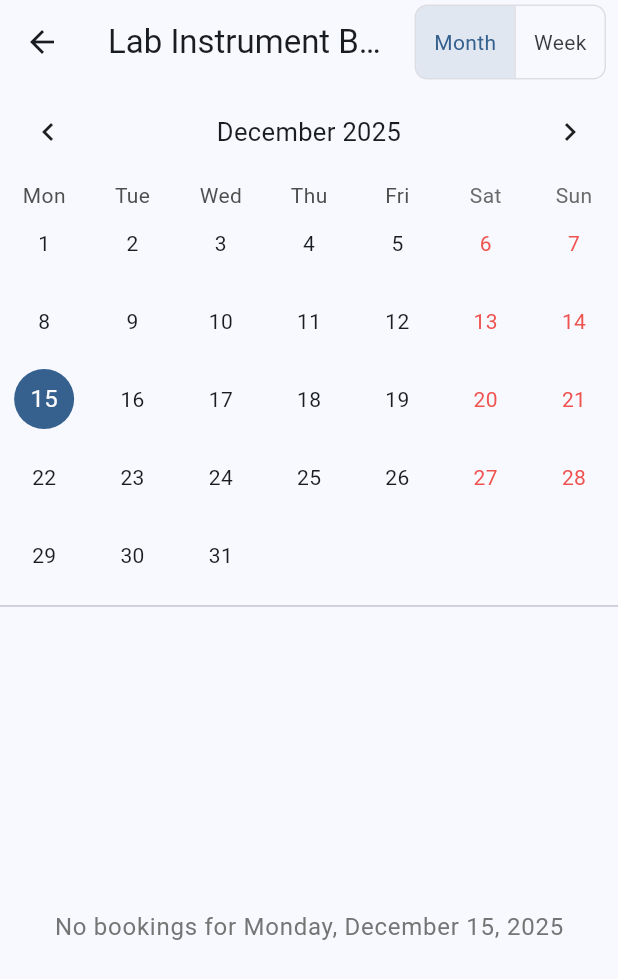
After one commit to Beelzenord/GatewayDesktopJungholm, a Flutter app: the screen it shows once a user with an empty profile is signed in, after a tap on "View Calendar", on a phone screen of 412 x 824 dp. The commit adds this screen. Shown: the top 979 px of the screen. Run offline on Flutter 3.47's test engine with Material 3 defaults, Android fonts, the phone set to English and light mode, and no system bars; drawn by our look-alikes of table_calendar; our stand-ins replace supabase_flutter; missing offline and left inert: window_manager; accounts and stored records are empty.

Commit message:
Add dependencies for intl and table_calendar; implement calendar navigation in HomeScreen

```diff
--- /dev/null
+++ b/lib/models/booking.dart
@@ -0,0 +1,61 @@
+class Booking {
+  final String id;
+  final String userId;
+  final String productId;
+  final String? productName;
+  final DateTime startTime;
+  final DateTime endTime;
+  final String? notes;
+  final String status;
+  final String? bookingReference;
+
+  Booking({
+    required this.id,
+    required this.userId,
+    required this.productId,
+    this.productName,
+    required this.startTime,
+    required this.endTime,
+    this.notes,
+    required this.status,
+    this.bookingReference,
+  });
+
+  factory Booking.fromJson(Map<String, dynamic> json) {
+    // Handle nested products object from Supabase join
+    String? productName;
+    if (json['products'] != null) {
+      if (json['products'] is Map) {
+        productName = json['products']['name'] as String?;
+      } else if (json['products'] is List && json['products'].isNotEmpty) {
+        productName = json['products'][0]['name'] as String?;
+      }
+    }
+
+    return Booking(
+      id: json['id'] as String,
+      userId: json['user_id'] as String,
+      productId: json['product_id'] as String,
+      productName: productName,
+      startTime: DateTime.parse(json['start_time'] as String),
+      endTime: DateTime.parse(json['end_time'] as String),
+      notes: json['notes'] as String?,
+      status: json['status'] as String,
+      bookingReference: json['booking_reference'] as String?,
+    );
+  }
+
+  bool isOnDate(DateTime date) {
+    final startDate = DateTime(startTime.year, startTime.month, startTime.day);
+    final endDate = DateTime(endTime.year, endTime.month, endTime.day);
+    final checkDate = DateTime(date.year, date.month, date.day);
+
+    return checkDate.isAtSameMomentAs(startDate) ||
+        checkDate.isAtSameMomentAs(endDate) ||
+        (checkDate.isAfter(startDate) && checkDate.isBefore(endDate));
+  }
+
+  bool overlapsWith(DateTime start, DateTime end) {
+    return startTime.isBefore(end) && endTime.isAfter(start);
+  }
+}
--- /dev/null
+++ b/lib/screens/calendar_screen.dart
@@ -0,0 +1,304 @@
+import 'dart:io';
+import 'package:flutter/material.dart';
+import 'package:table_calendar/table_calendar.dart';
+import 'package:intl/intl.dart';
+import 'package:window_manager/window_manager.dart';
+import '../services/bookings_service.dart';
+import '../models/booking.dart';
+
+class CalendarScreen extends StatefulWidget {
+  const CalendarScreen({super.key});
+
+  @override
+  State<CalendarScreen> createState() => _CalendarScreenState();
+}
+
+class _CalendarScreenState extends State<CalendarScreen> {
+  final BookingsService _bookingsService = BookingsService();
+
+  CalendarFormat _calendarFormat = CalendarFormat.month;
+  DateTime _focusedDay = DateTime.now();
+  DateTime _selectedDay = DateTime.now();
+  Map<DateTime, List<Booking>> _bookings = {};
+  List<Booking> _selectedBookings = [];
+  bool _isLoading = false;
+
+  @override
+  void initState() {
+    super.initState();
+    _loadBookings();
+  }
+
+  Future<void> _loadBookings() async {
+    setState(() {
+      _isLoading = true;
+    });
+
+    try {
+      DateTime startDate;
+      DateTime endDate;
+
+      if (_calendarFormat == CalendarFormat.month) {
+        // Load bookings for the entire month
+        startDate = DateTime(_focusedDay.year, _focusedDay.month, 1);
+        final nextMonth = DateTime(_focusedDay.year, _focusedDay.month + 1, 1);
+        endDate = nextMonth.subtract(const Duration(days: 1));
+      } else {
+        // Load bookings for the week
+        final weekStart = _focusedDay.subtract(Duration(days: _focusedDay.weekday - 1));
+        startDate = DateTime(weekStart.year, weekStart.month, weekStart.day);
+        endDate = startDate.add(const Duration(days: 6));
+      }
+
+      final bookings = await _bookingsService.getBookings(
+        startDate: startDate,
+        endDate: endDate,
+      );
+
+      // Group bookings by date
+      final Map<DateTime, List<Booking>> groupedBookings = {};
+      for (var booking in bookings) {
+        final date = DateTime(
+          booking.startTime.year,
+          booking.startTime.month,
+          booking.startTime.day,
+        );
+        groupedBookings.putIfAbsent(date, () => []).add(booking);
+      }
+
+      setState(() {
+        _bookings = groupedBookings;
+        _selectedBookings = _getBookingsForDay(_selectedDay);
+        _isLoading = false;
+      });
+    } catch (e) {
+      setState(() {
+        _isLoading = false;
+      });
+      if (mounted) {
+        ScaffoldMessenger.of(context).showSnackBar(
+          SnackBar(
+            content: Text('Error loading bookings: $e'),
+            backgroundColor: Colors.red,
+          ),
+        );
+      }
+    }
+  }
+
+  List<Booking> _getBookingsForDay(DateTime day) {
+    final date = DateTime(day.year, day.month, day.day);
+    return _bookings[date] ?? [];
+  }
+
+  void _onDaySelected(DateTime selectedDay, DateTime focusedDay) {
+    if (!isSameDay(_selectedDay, selectedDay)) {
+      setState(() {
+        _selectedDay = selectedDay;
+        _focusedDay = focusedDay;
+        _selectedBookings = _getBookingsForDay(selectedDay);
+      });
+    }
+  }
+
+  void _onFormatChanged(CalendarFormat format) {
+    setState(() {
+      _calendarFormat = format;
+    });
+    _loadBookings();
+  }
+
+  void _onPageChanged(DateTime focusedDay) {
+    _focusedDay = focusedDay;
+    _loadBookings();
+  }
+
+  @override
+  Widget build(BuildContext context) {
+    return Scaffold(
+      appBar: AppBar(
+        title: const Text('Lab Instrument Bookings'),
+        actions: [
+          // View toggle buttons
+          ToggleButtons(
+            isSelected: [
+              _calendarFormat == CalendarFormat.month,
+              _calendarFormat == CalendarFormat.week,
+            ],
+            onPressed: (index) {
+              setState(() {
+                _calendarFormat = index == 0
+                    ? CalendarFormat.month
+                    : CalendarFormat.week;
+              });
+              _loadBookings();
+            },
+            borderRadius: BorderRadius.circular(8),
+            children: const [
+              Padding(
+                padding: EdgeInsets.symmetric(horizontal: 12),
+                child: Text('Month'),
+              ),
+              Padding(
+                padding: EdgeInsets.symmetric(horizontal: 12),
+                child: Text('Week'),
+              ),
+            ],
+          ),
+          const SizedBox(width: 8),
+          if (Platform.isWindows || Platform.isMacOS || Platform.isLinux)
+            IconButton(
+              icon: const Icon(Icons.close),
+              onPressed: () async {
+                await windowManager.close();
+              },
+              tooltip: 'Close App',
+            ),
+        ],
+      ),
+      body: _isLoading
+          ? const Center(child: CircularProgressIndicator())
+          : Column(
+              children: [
+                // Calendar widget
+                TableCalendar<Booking>(
+                  firstDay: DateTime.utc(2020, 1, 1),
+                  lastDay: DateTime.utc(2030, 12, 31),
+                  focusedDay: _focusedDay,
+                  selectedDayPredicate: (day) => isSameDay(_selectedDay, day),
+                  calendarFormat: _calendarFormat,
+                  eventLoader: _getBookingsForDay,
+                  startingDayOfWeek: StartingDayOfWeek.monday,
+                  calendarStyle: CalendarStyle(
+                    outsideDaysVisible: false,
+                    weekendTextStyle: TextStyle(color: Colors.red[400]),
+                    selectedDecoration: BoxDecoration(
+                      color: Theme.of(context).colorScheme.primary,
+                      shape: BoxShape.circle,
+                    ),
+                    todayDecoration: BoxDecoration(
+                      color: Theme.of(context).colorScheme.primaryContainer,
+                      shape: BoxShape.circle,
+                    ),
+                    markerDecoration: BoxDecoration(
+                      color: Theme.of(context).colorScheme.secondary,
+                      shape: BoxShape.circle,
+                    ),
+                  ),
+                  headerStyle: HeaderStyle(
+                    formatButtonVisible: false,
+                    titleCentered: true,
+                    formatButtonShowsNext: false,
+                  ),
+                  onDaySelected: _onDaySelected,
+                  onFormatChanged: _onFormatChanged,
+                  onPageChanged: _onPageChanged,
+                  calendarBuilders: CalendarBuilders(
+                    markerBuilder: (context, date, events) {
+                      if (events.isEmpty) return const SizedBox.shrink();
+                      return Positioned(
+                        bottom: 1,
+                        child: Container(
+                          width: 6,
+                          height: 6,
+                          decoration: BoxDecoration(
+                            color: Theme.of(context).colorScheme.secondary,
+                            shape: BoxShape.circle,
+                          ),
+                        ),
+                      );
+                    },
+                  ),
+                ),
+                const Divider(),
+                // Bookings list for selected day
+                Expanded(
+                  child: _selectedBookings.isEmpty
+                      ? Center(
+                          child: Text(
+                            'No bookings for ${DateFormat('EEEE, MMMM d, y').format(_selectedDay)}',
+                            style: Theme.of(context).textTheme.bodyLarge?.copyWith(
+                                  color: Colors.grey[600],
+                                ),
+                          ),
+                        )
+                      : ListView.builder(
+                          padding: const EdgeInsets.all(16),
+                          itemCount: _selectedBookings.length,
+                          itemBuilder: (context, index) {
+                            final booking = _selectedBookings[index];
+                            return Card(
+                              margin: const EdgeInsets.only(bottom: 12),
+                              child: ListTile(
+                                contentPadding: const EdgeInsets.all(16),
+                                leading: CircleAvatar(
+                                  backgroundColor: _getStatusColor(booking.status),
+                                  child: Icon(
+                                    Icons.science,
+                                    color: Colors.white,
+                                  ),
+                                ),
+                                title: Text(
+                                  booking.productName ?? 'Lab Instrument',
+                                  style: const TextStyle(
+                                    fontWeight: FontWeight.bold,
+                                  ),
+                                ),
+                                subtitle: Column(
+                                  crossAxisAlignment: CrossAxisAlignment.start,
+                                  children: [
+                                    const SizedBox(height: 4),
+                                    Text(
+                                      '${DateFormat('HH:mm').format(booking.startTime)} - ${DateFormat('HH:mm').format(booking.endTime)}',
+                                      style: TextStyle(
+                                        color: Colors.grey[700],
+                                      ),
+                                    ),
+                                    if (booking.notes != null &&
+                                        booking.notes!.isNotEmpty)
+                                      Padding(
+                                        padding: const EdgeInsets.only(top: 4),
+                                        child: Text(
+                                          booking.notes!,
+                                          style: TextStyle(
+                                            color: Colors.grey[600],
+                                            fontSize: 12,
+                                          ),
+                                        ),
+                                      ),
+                                  ],
+                                ),
+                                trailing: Chip(
+                                  label: Text(
+                                    booking.status.toUpperCase(),
+                                    style: const TextStyle(
+                                      fontSize: 10,
+                                      fontWeight: FontWeight.bold,
+                                    ),
+                                  ),
+                                  backgroundColor: _getStatusColor(booking.status),
+                                  labelStyle: const TextStyle(color: Colors.white),
+                                ),
+                              ),
+                            );
+                          },
+                        ),
+                ),
+              ],
+            ),
+    );
+  }
+
+  Color _getStatusColor(String status) {
+    switch (status.toLowerCase()) {
+      case 'confirmed':
+        return Colors.green;
+      case 'cancelled':
+        return Colors.red;
+      case 'completed':
+        return Colors.blue;
+      default:
+        return Colors.grey;
+    }
+  }
+}
--- a/lib/screens/home_screen.dart
+++ b/lib/screens/home_screen.dart
@@ -2,6 +2,7 @@ import 'dart:io';
 import 'package:flutter/material.dart';
 import 'package:window_manager/window_manager.dart';
 import '../services/auth_service.dart';
+import 'calendar_screen.dart';
 
 class HomeScreen extends StatelessWidget {
   const HomeScreen({super.key});
@@ -138,6 +139,28 @@ class HomeScreen extends StatelessWidget {
               ),
               const SizedBox(height: 16),
               ElevatedButton.icon(
+                onPressed: () {
+                  Navigator.push(
+                    context,
+                    MaterialPageRoute(
+                      builder: (context) => const CalendarScreen(),
+                    ),
+                  );
+                },
+                icon: const Icon(Icons.calendar_today),
+                label: const Text('View Calendar'),
+                style: ElevatedButton.styleFrom(
+                  padding: const EdgeInsets.symmetric(
+                    horizontal: 24,
+                    vertical: 16,
+                  ),
+                  shape: RoundedRectangleBorder(
+                    borderRadius: BorderRadius.circular(12),
+                  ),
+                ),
+              ),
+              const SizedBox(height: 12),
+              ElevatedButton.icon(
                 onPressed: () async {
                   await authService.signOut();
                 },
--- /dev/null
+++ b/lib/services/bookings_service.dart
@@ -0,0 +1,99 @@
+import 'package:supabase_flutter/supabase_flutter.dart';
+import '../models/booking.dart';
+
+class BookingsService {
+  final SupabaseClient _supabase = Supabase.instance.client;
+
+  // Fetch bookings for a date range
+  Future<List<Booking>> getBookings({
+    required DateTime startDate,
+    required DateTime endDate,
+  }) async {
+    try {
+      final response = await _supabase
+          .from('bookings')
+          .select('''
+            id,
+            user_id,
+            product_id,
+            start_time,
+            end_time,
+            notes,
+            status,
+            booking_reference,
+            products!bookings_instrument_id_fkey (
+              name
+            )
+          ''')
+          .gte('start_time', startDate.toIso8601String())
+          .lte('end_time', endDate.toIso8601String())
+          .order('start_time');
+
+      final List<Booking> bookings = [];
+      for (var item in response) {
+        try {
+          bookings.add(Booking.fromJson(item));
+        } catch (e) {
+          // Skip invalid bookings
+          continue;
+        }
+      }
+      return bookings;
+    } catch (e) {
+      throw Exception('Failed to fetch bookings: $e');
+    }
+  }
+
+  // Fetch bookings for a specific date
+  Future<List<Booking>> getBookingsForDate(DateTime date) async {
+    final startOfDay = DateTime(date.year, date.month, date.day);
+    final endOfDay = startOfDay.add(const Duration(days: 1));
+
+    return getBookings(startDate: startOfDay, endDate: endOfDay);
+  }
+
+  // Fetch bookings for current user
+  Future<List<Booking>> getUserBookings({
+    required DateTime startDate,
+    required DateTime endDate,
+  }) async {
+    try {
+      final user = _supabase.auth.currentUser;
+      if (user == null) {
+        return [];
+      }
+
+      final response = await _supabase
+          .from('bookings')
+          .select('''
+            id,
+            user_id,
+            product_id,
+            start_time,
+            end_time,
+            notes,
+            status,
+            booking_reference,
+            products!bookings_instrument_id_fkey (
+              name
+            )
+          ''')
+          .eq('user_id', user.id)
+          .gte('start_time', startDate.toIso8601String())
+          .lte('end_time', endDate.toIso8601String())
+          .order('start_time');
+
+      final List<Booking> bookings = [];
+      for (var item in response) {
+        try {
+          bookings.add(Booking.fromJson(item));
+        } catch (e) {
+          continue;
+        }
+      }
+      return bookings;
+    } catch (e) {
+      throw Exception('Failed to fetch user bookings: $e');
+    }
+  }
+}
--- a/pubspec.yaml
+++ b/pubspec.yaml
@@ -12,6 +12,8 @@ dependencies:
   supabase_flutter: ^2.5.6
   cupertino_icons: ^1.0.6
   window_manager: ^0.3.7
+  table_calendar: ^3.1.2
+  intl: ^0.19.0
 
 dev_dependencies:
   flutter_test:
```
Also changed, not shown: pubspec.lock.
